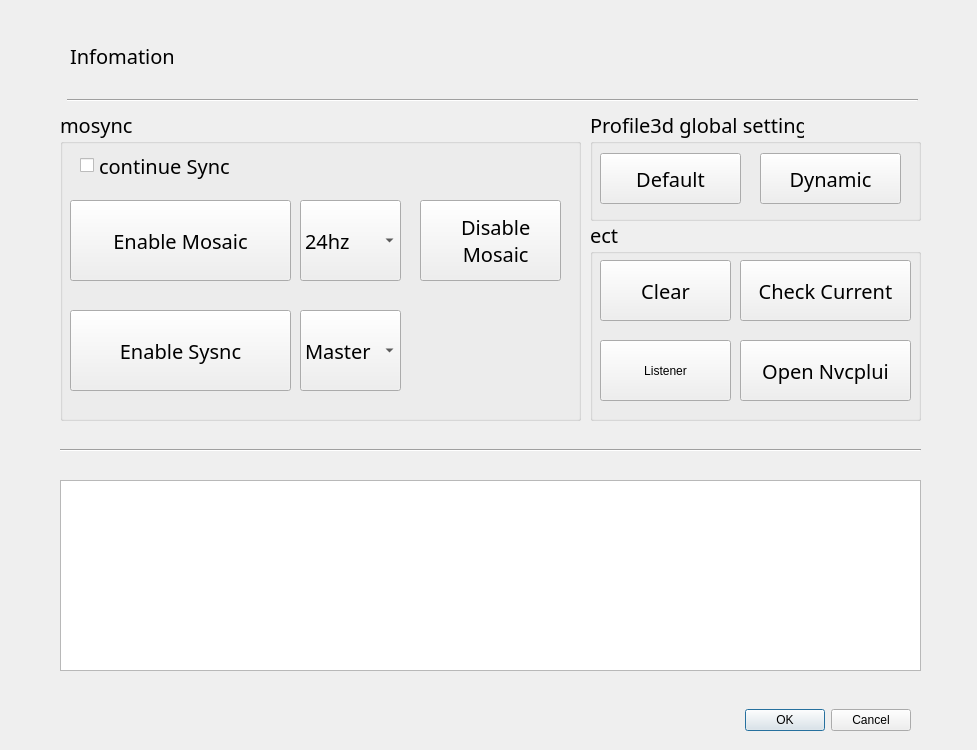
The window that test.ui (thissak/QtMosaic) describes before a commit, drawn with Qt 5.
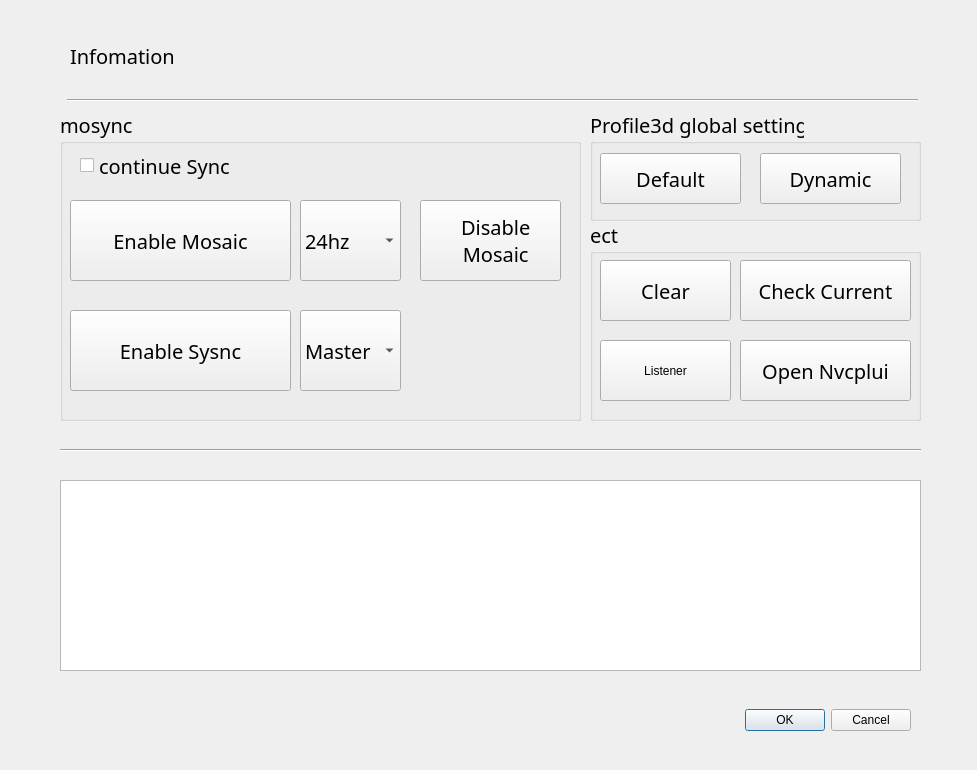
The same window after the commit. Icons and pictures are not drawn.

```diff
--- a/test.ui
+++ b/test.ui
@@ -7,19 +7,19 @@
     <x>0</x>
     <y>0</y>
     <width>977</width>
-    <height>750</height>
+    <height>770</height>
    </rect>
   </property>
   <property name="minimumSize">
    <size>
     <width>977</width>
-    <height>750</height>
+    <height>770</height>
    </size>
   </property>
   <property name="maximumSize">
    <size>
     <width>977</width>
-    <height>750</height>
+    <height>770</height>
    </size>
   </property>
   <property name="font">
```
Left out of the diff: 2 changed lines with no effect on the pictures.
